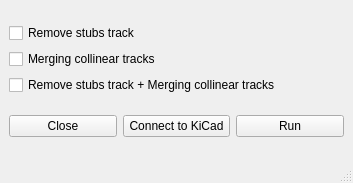
First picture: the form in gui.ui, repository thanhduongvs/kicad-track-optimizer, before the edit.
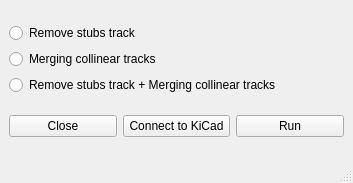
Second picture: the form after the edit.

The edit to the form file:
```diff
--- a/gui.ui
+++ b/gui.ui
@@ -50,21 +50,21 @@
     <item row="0" column="0">
      <layout class="QVBoxLayout" name="verticalLayout_3">
       <item>
-       <widget class="QCheckBox" name="checkRemove">
+       <widget class="QRadioButton" name="radioRemove">
         <property name="text">
          <string>Remove stubs track</string>
         </property>
        </widget>
       </item>
       <item>
-       <widget class="QCheckBox" name="checkMerg">
+       <widget class="QRadioButton" name="radioMerg">
         <property name="text">
          <string>Merging collinear tracks</string>
         </property>
        </widget>
       </item>
       <item>
-       <widget class="QCheckBox" name="checkTotal">
+       <widget class="QRadioButton" name="radioTotal">
         <property name="text">
          <string>Remove stubs track + Merging collinear tracks</string>
         </property>
```
